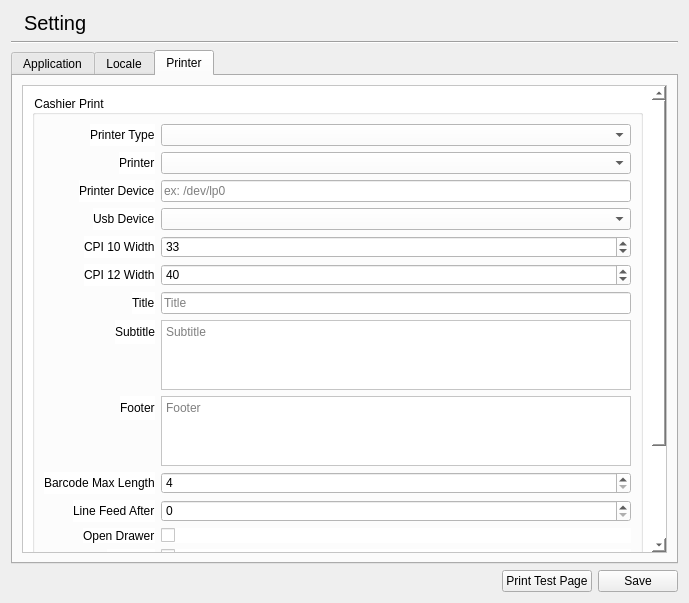
apinprastya/sultan, file libgui/setting/settingwidget.ui: the form before one commit.
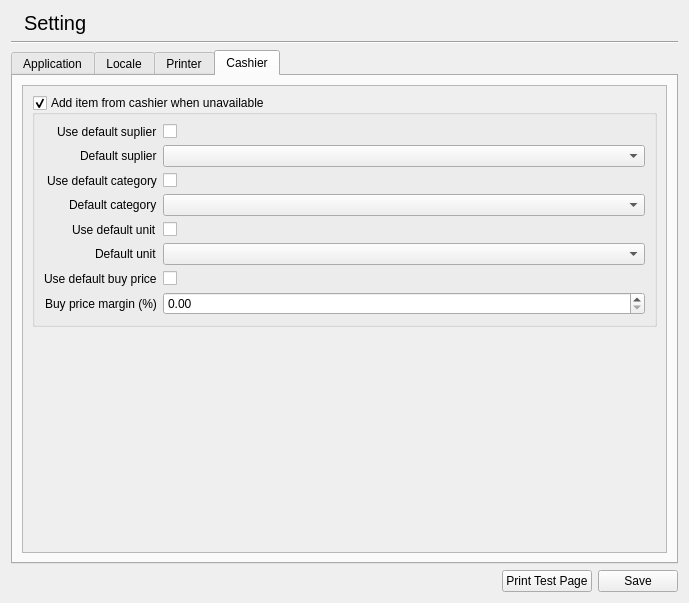
The form after the commit. Icons and pictures are not drawn.

Commit message: implement add item not available from cashier

Patch:
```diff
--- a/libgui/setting/settingwidget.ui
+++ b/libgui/setting/settingwidget.ui
@@ -54,7 +54,7 @@
    <item>
     <widget class="QTabWidget" name="tabWidget">
      <property name="currentIndex">
-      <number>2</number>
+      <number>3</number>
      </property>
      <property name="tabBarAutoHide">
       <bool>false</bool>
@@ -710,6 +710,160 @@
        </item>
       </layout>
      </widget>
+     <widget class="QWidget" name="tab">
+      <attribute name="title">
+       <string>Cashier</string>
+      </attribute>
+      <layout class="QVBoxLayout" name="verticalLayout_14">
+       <item>
+        <widget class="QScrollArea" name="scrollArea_4">
+         <property name="widgetResizable">
+          <bool>true</bool>
+         </property>
+         <widget class="QWidget" name="scrollAreaWidgetContents_4">
+          <property name="geometry">
+           <rect>
+            <x>0</x>
+            <y>0</y>
+            <width>647</width>
+            <height>458</height>
+           </rect>
+          </property>
+          <layout class="QVBoxLayout" name="verticalLayout_15">
+           <item>
+            <widget class="QGroupBox" name="groupCAI">
+             <property name="title">
+              <string>Add item from cashier when unavailable</string>
+             </property>
+             <property name="checkable">
+              <bool>true</bool>
+             </property>
+             <layout class="QFormLayout" name="formLayout_7">
+              <property name="labelAlignment">
+               <set>Qt::AlignRight|Qt::AlignTrailing|Qt::AlignVCenter</set>
+              </property>
+              <item row="1" column="0">
+               <widget class="QLabel" name="label_11">
+                <property name="text">
+                 <string>Default suplier</string>
+                </property>
+               </widget>
+              </item>
+              <item row="3" column="0">
+               <widget class="QLabel" name="label_30">
+                <property name="text">
+                 <string>Default category</string>
+                </property>
+               </widget>
+              </item>
+              <item row="5" column="0">
+               <widget class="QLabel" name="label_31">
+                <property name="text">
+                 <string>Default unit</string>
+                </property>
+               </widget>
+              </item>
+              <item row="0" column="0">
+               <widget class="QLabel" name="label_32">
+                <property name="text">
+                 <string>Use default suplier</string>
+                </property>
+               </widget>
+              </item>
+              <item row="2" column="0">
+               <widget class="QLabel" name="label_33">
+                <property name="text">
+                 <string>Use default category</string>
+                </property>
+               </widget>
+              </item>
+              <item row="4" column="0">
+               <widget class="QLabel" name="label_34">
+                <property name="text">
+                 <string>Use default unit</string>
+                </property>
+               </widget>
+              </item>
+              <item row="6" column="0">
+               <widget class="QLabel" name="label_35">
+                <property name="text">
+                 <string>Use default buy price</string>
+                </property>
+               </widget>
+              </item>
+              <item row="7" column="0">
+               <widget class="QLabel" name="label_36">
+                <property name="text">
+                 <string>Buy price margin (%)</string>
+                </property>
+               </widget>
+              </item>
+              <item row="0" column="1">
+               <widget class="QCheckBox" name="checkCAISuplier">
+                <property name="text">
+                 <string/>
+                </property>
+               </widget>
+              </item>
+              <item row="2" column="1">
+               <widget class="QCheckBox" name="checkCAICategory">
+                <property name="text">
+                 <string/>
+                </property>
+               </widget>
+              </item>
+              <item row="4" column="1">
+               <widget class="QCheckBox" name="checkCAIUnit">
+                <property name="text">
+                 <string/>
+                </property>
+               </widget>
+              </item>
+              <item row="6" column="1">
+               <widget class="QCheckBox" name="checkCAIBuyPrice">
+                <property name="text">
+                 <string/>
+                </property>
+               </widget>
+              </item>
+              <item row="1" column="1">
+               <widget class="QComboBox" name="comboCAISuplier"/>
+              </item>
+              <item row="3" column="1">
+               <widget class="QComboBox" name="comboCAICategory"/>
+              </item>
+              <item row="5" column="1">
+               <widget class="QComboBox" name="comboCAIUnit"/>
+              </item>
+              <item row="7" column="1">
+               <widget class="QDoubleSpinBox" name="doubleCAIBuyPrice">
+                <property name="maximum">
+                 <double>100.000000000000000</double>
+                </property>
+               </widget>
+              </item>
+             </layout>
+            </widget>
+           </item>
+           <item>
+            <spacer name="verticalSpacer_4">
+             <property name="orientation">
+              <enum>Qt::Vertical</enum>
+             </property>
+             <property name="sizeHint" stdset="0">
+              <size>
+               <width>20</width>
+               <height>40</height>
+              </size>
+             </property>
+            </spacer>
+           </item>
+          </layout>
+         </widget>
+        </widget>
+       </item>
+      </layout>
+     </widget>
     </widget>
    </item>
    <item>
```
The commit also changes 21 other files.
